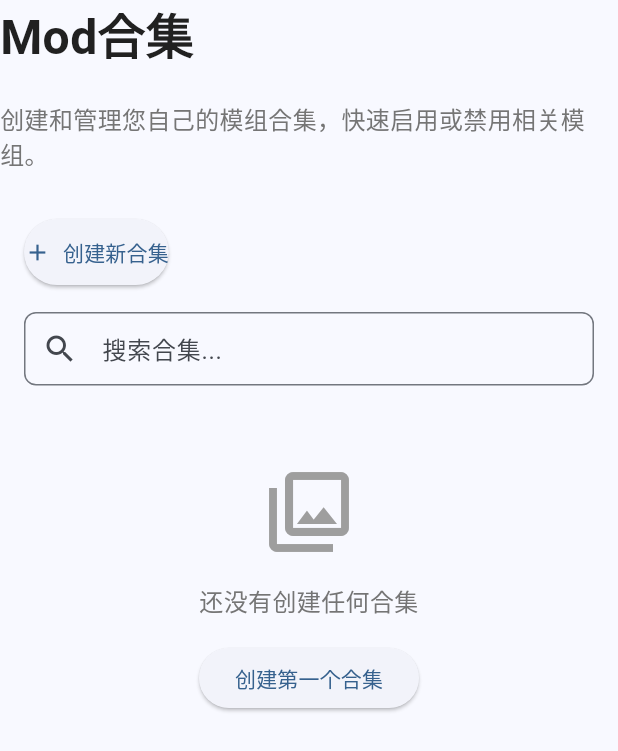
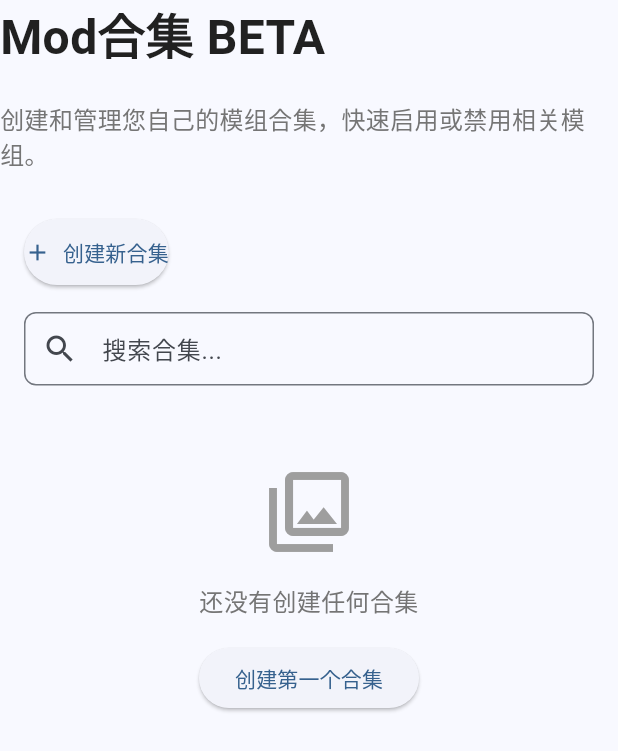
Before and after one commit to WavesMan/Duckov_Mod_Manager, a Flutter app: the ModCollectionsPage widget shown alone on an empty page, opened directly, on a phone screen of 412 x 824 dp. Shown: the top 751 px of the screen. Run offline on Flutter 3.47's test engine with Material 3 defaults, Android fonts, the phone set to English and light mode, and no system bars; our stand-ins replace file_picker, flutter_markdown, rxdart; missing offline and left inert: process_run; network calls fail; Roboto replaces fonts that are missing (MiSans).

```diff
--- a/app/duckov_mod_manager/lib/page/mod_collections_page.dart
+++ b/app/duckov_mod_manager/lib/page/mod_collections_page.dart
@@ -27,7 +27,7 @@ class ModCollectionsPageState extends State<ModCollectionsPage> {
       child: Column(
         crossAxisAlignment: CrossAxisAlignment.start,
         children: [
-          headingText('Mod合集', level: 1),
+          headingText('Mod合集 BETA', level: 1),
           SizedBox(height: 20),
           bodyText('创建和管理您自己的模组合集，快速启用或禁用相关模组。'),
           SizedBox(height: 30),
--- a/app/duckov_mod_manager/lib/page/setting_page.dart
+++ b/app/duckov_mod_manager/lib/page/setting_page.dart
@@ -283,7 +283,7 @@ class SettingPageState extends State<SettingPage> {
                   Text(
                     '请选择包含"Escape from Duckov"游戏的目录。通常位于：\n'
                     '• Steam版本: E:\\SteamLibrary\\steamapps\\common\\Escape from Duckov\n'
-                    '• 本地版本: 游戏安装目录或Mods文件夹',
+                    '• 本地版本: 游戏安装目录文件夹',
                     style: ThemeManager.bodyTextStyle(size: 10),
                   ),
                 ],
--- a/app/duckov_mod_manager/lib/services/route_service.dart
+++ b/app/duckov_mod_manager/lib/services/route_service.dart
@@ -27,7 +27,7 @@ class NavigationItem {
 final List<NavigationItem> navigationItems = [
   NavigationItem(title: '主页', icon: Icons.home, route: AppRoutes.home),
   NavigationItem(title: '模组管理', icon: Icons.apps, route: AppRoutes.mods),
-  NavigationItem(title: 'Mod合集', icon: Icons.collections, route: AppRoutes.modCollections),
+  NavigationItem(title: 'Mod合集 BETA', icon: Icons.collections, route: AppRoutes.modCollections),
   NavigationItem(title: '创意工坊', icon: Icons.workspaces, route: AppRoutes.steamWorkshop),
   NavigationItem(title: '设置', icon: Icons.settings, route: AppRoutes.settings),
 ];
```
Also changed, not shown: 2 other files.
